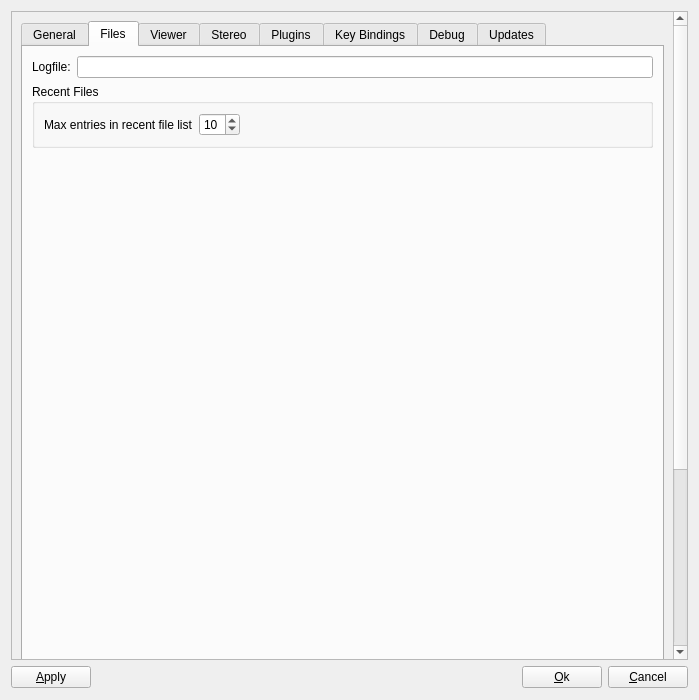
Old version of the form OpenFlipper/widgets/optionsWidget/optionsWidget.ui in the repository ShenRen/OpenFlipper.
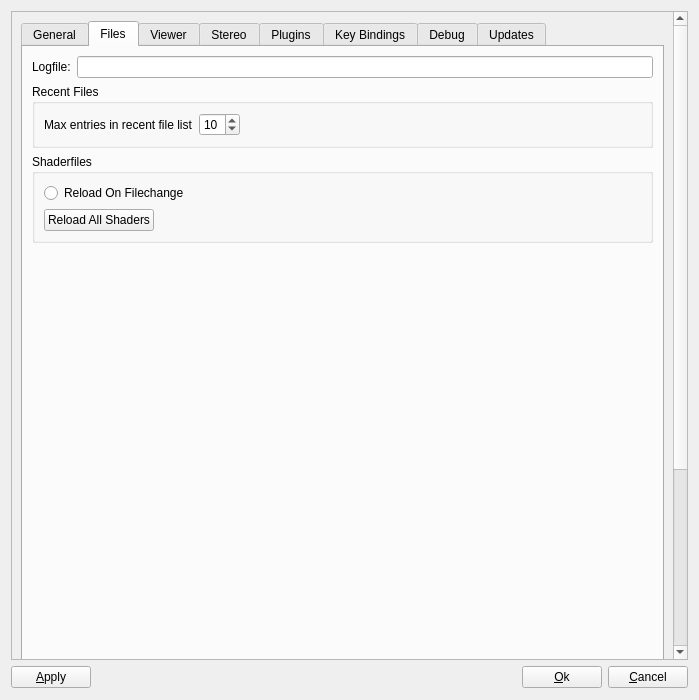
New version of the form. The open tabs and pages were chosen to show the change. Custom widgets are drawn as their Qt base class.

Commit message: add gui elements for shader timestemp function (see options -> files) and reload shaders

```diff
--- a/OpenFlipper/widgets/optionsWidget/optionsWidget.ui
+++ b/OpenFlipper/widgets/optionsWidget/optionsWidget.ui
@@ -36,8 +36,8 @@
        <rect>
         <x>0</x>
         <y>0</y>
-        <width>670</width>
-        <height>888</height>
+        <width>662</width>
+        <height>914</height>
        </rect>
       </property>
       <layout class="QVBoxLayout" name="verticalLayout">
@@ -379,6 +379,29 @@
              </layout>
             </widget>
            </item>
+           <item>
+            <widget class="QGroupBox" name="groupBox_14">
+             <property name="title">
+              <string>Shaderfiles</string>
+             </property>
+             <layout class="QFormLayout" name="formLayout_7">
+              <item row="0" column="0">
+               <widget class="QRadioButton" name="rbReloadShaders">
+                <property name="text">
+                 <string>Reload On Filechange</string>
+                </property>
+               </widget>
+              </item>
+              <item row="1" column="0">
+               <widget class="QPushButton" name="pbReloadShaders">
+                <property name="text">
+                 <string>Reload All Shaders</string>
+                </property>
+               </widget>
+              </item>
+             </layout>
+            </widget>
+           </item>
            <item>
             <spacer name="verticalSpacer_5">
              <property name="orientation">
```
Left out of the diff: 2 changed lines with no effect on the pictures. The commit also changes 3 other files.
